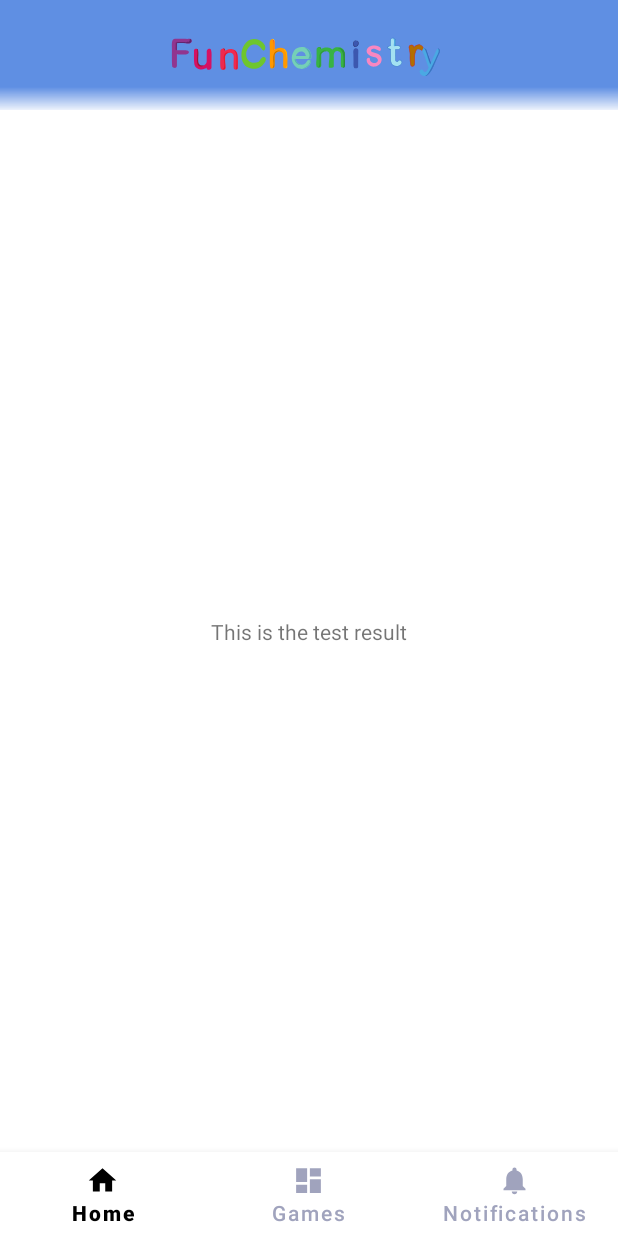
After one commit to lucy-android/ChemistryQuiz, an Android app: the fragment TestResultFragment placed in its activity, on a phone screen of 412 x 824 dp. The commit adds this screen. Run offline under Robolectric (Android 15) with nearby library versions, the phone set to English and light mode, and no system bars; our stand-ins replace Firebase (no records; nobody signed in at launch, a user with empty details on screens opened directly), data binding; libraries missing offline, so code that uses them is left out: com.firebase.ui.

Commit message:
FUN-4: added fragment with test result, implemented transition to screen with test result upon animation completion

```diff
--- /dev/null
+++ b/app/src/main/java/by/budanitskaya/l/chemistryquiz/ui/fragment/result/TestResultFragment.kt
@@ -0,0 +1,6 @@
+package by.budanitskaya.l.chemistryquiz.ui.fragment.result
+
+import androidx.fragment.app.Fragment
+import by.budanitskaya.l.chemistryquiz.R
+
+class TestResultFragment : Fragment(R.layout.fragment_test_result)
--- a/app/src/main/java/by/budanitskaya/l/chemistryquiz/ui/view/custom/CountdownClockView.kt
+++ b/app/src/main/java/by/budanitskaya/l/chemistryquiz/ui/view/custom/CountdownClockView.kt
@@ -19,6 +19,7 @@
     private var rimColor: Int = Color.BLACK
     private var timeSeconds: Int = 1
     private var ringRotationAnimator: ValueAnimator? = null
+    var lambda: (() -> Unit)? = null
 
     private var setAngle = 0f
         set(value) {
@@ -49,6 +50,9 @@
         ringRotationAnimator = ValueAnimator.ofFloat(0f, 360F).apply {
             addUpdateListener {
                 setAngle = it.animatedValue as Float
+                if (setAngle == 360f) {
+                    lambda?.invoke()
+                }
             }
         }.setAnimator(timeSeconds.toLong() * 1000)
     }
--- /dev/null
+++ b/app/src/main/res/layout/fragment_test_result.xml
@@ -0,0 +1,20 @@
+<?xml version="1.0" encoding="utf-8"?>
+<androidx.constraintlayout.widget.ConstraintLayout xmlns:android="http://schemas.android.com/apk/res/android"
+    xmlns:app="http://schemas.android.com/apk/res-auto"
+    xmlns:tools="http://schemas.android.com/tools"
+    android:id="@+id/frameLayout2"
+    android:layout_width="match_parent"
+    android:layout_height="match_parent"
+    tools:context=".ui.fragment.result.TestResultFragment">
+
+    <TextView
+        android:id="@+id/textView"
+        android:layout_width="wrap_content"
+        android:layout_height="wrap_content"
+        android:text="@string/hello_test_result_fragment"
+        app:layout_constraintBottom_toBottomOf="parent"
+        app:layout_constraintEnd_toEndOf="parent"
+        app:layout_constraintStart_toStartOf="parent"
+        app:layout_constraintTop_toTopOf="parent" />
+
+</androidx.constraintlayout.widget.ConstraintLayout>
--- a/app/src/main/res/values/strings.xml
+++ b/app/src/main/res/values/strings.xml
@@ -22,5 +22,7 @@
     <string name="privacy_policy">https://example.com/privacy.html</string>
     <string name="error_code">ERROR_CODE</string>
 
+    <string name="hello_test_result_fragment">This is the test result</string>
+
 
 </resources>
```
Also changed, not shown: app/src/main/java/by/budanitskaya/l/chemistryquiz/Navigator.kt (+5 -2 lines), app/src/main/java/by/budanitskaya/l/chemistryquiz/ui/fragment/TestFragment.kt (deleted, +0 -12 lines), app/src/main/java/by/budanitskaya/l/chemistryquiz/ui/fragment/test/TestFragment.kt (added, +27 -0 lines), app/src/main/res/layout/fragment_test.xml (+6 -3 lines).
